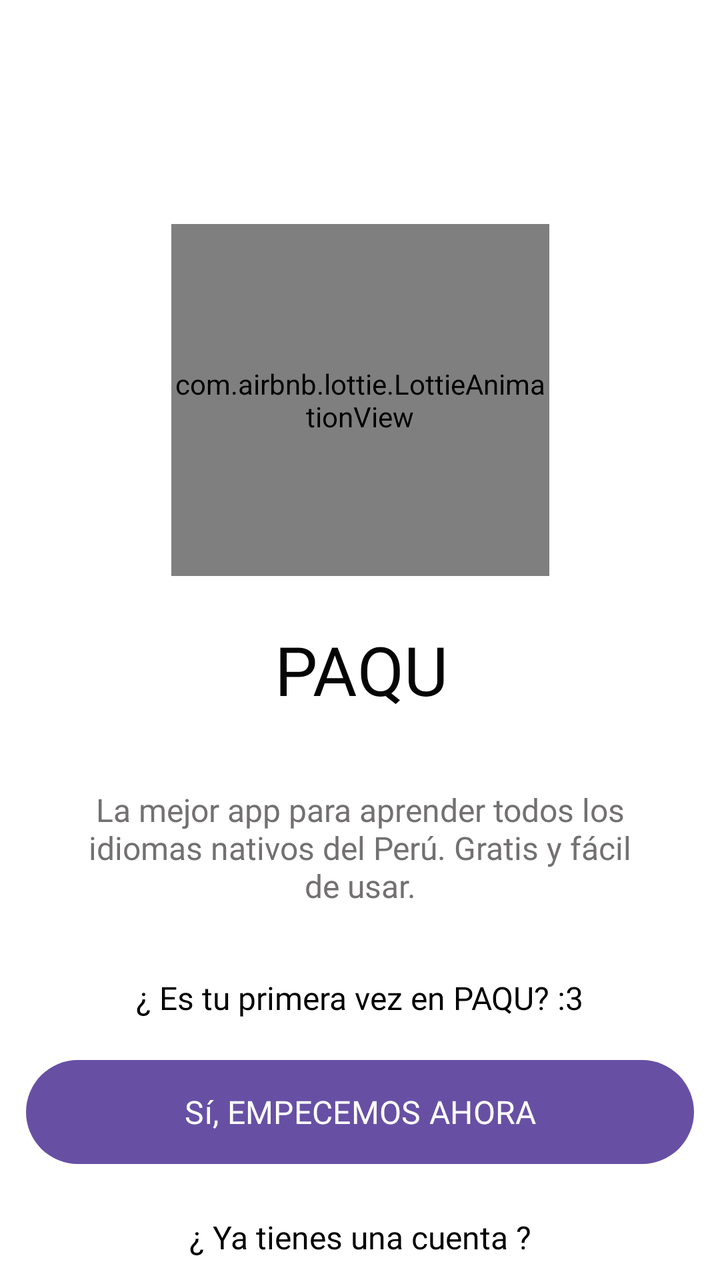
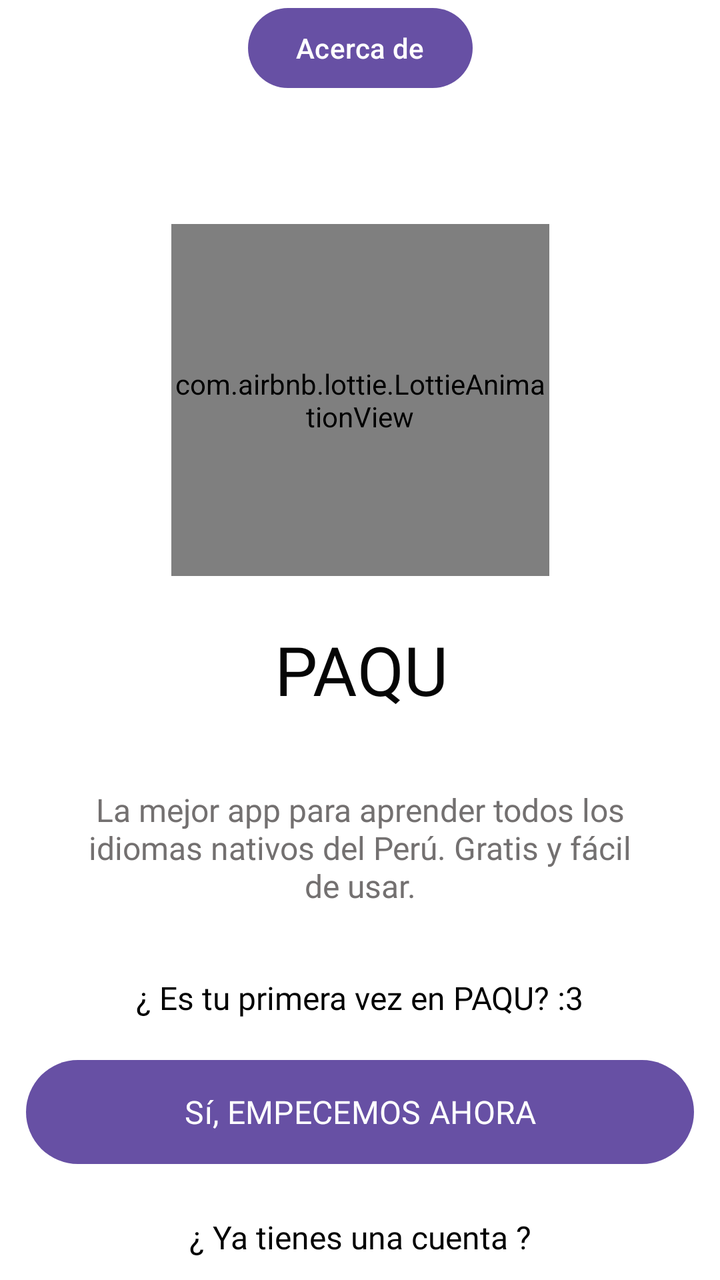

Before-and-after screenshots of an Android layout around one commit, followed by the original layout XML and the change that was made.
<!-- AndroidManifest.xml: application theme Theme.PAQU -->
<!-- res/layout/activity_login.xml -->
<?xml version="1.0" encoding="utf-8"?>
<androidx.constraintlayout.widget.ConstraintLayout xmlns:android="http://schemas.android.com/apk/res/android"
    xmlns:app="http://schemas.android.com/apk/res-auto"
    xmlns:tools="http://schemas.android.com/tools"
    android:id="@+id/main"
    android:layout_width="match_parent"
    android:layout_height="match_parent"
    android:background="#FFFFFF"
    tools:context=".LoginActivity">

    <com.airbnb.lottie.LottieAnimationView
        android:id="@+id/animationView"
        android:layout_width="189dp"
        android:layout_height="176dp"
        android:layout_marginTop="112dp"
        app:layout_constraintDimensionRatio="1:1"
        app:layout_constraintHorizontal_bias="0.501"
        app:layout_constraintLeft_toLeftOf="parent"
        app:layout_constraintRight_toRightOf="parent"
        app:layout_constraintTop_toTopOf="parent"
        app:layout_constraintWidth_percent="0.4"
        app:lottie_autoPlay="true"
        app:lottie_loop="true"
        app:lottie_rawRes="@raw/animation_llama_saludando"
        app:lottie_url="REPLACE_JSON_URL"
        tools:ignore="MissingConstraints" />

    <Button
        android:id="@+id/btnRegistro"
        android:layout_width="334dp"
        android:layout_height="60dp"
        android:layout_marginTop="8dp"
        android:fontFamily="@font/fredoka_one"
        android:text="Sí, EMPECEMOS AHORA"
        android:textColorLink="#673AB7"
        android:textSize="16sp"
        app:layout_constraintEnd_toEndOf="parent"
        app:layout_constraintHorizontal_bias="0.495"
        app:layout_constraintStart_toStartOf="parent"
        app:layout_constraintTop_toBottomOf="@+id/textView" />

    <Button
        android:id="@+id/bntIngresar"
        android:layout_width="334dp"
        android:layout_height="60dp"
        android:layout_marginTop="4dp"
        android:fontFamily="@font/fredoka_one"
        android:text="Sí, YA TENGO UNA CUENTA"
        android:textSize="16sp"
        app:layout_constraintEnd_toEndOf="parent"
        app:layout_constraintHorizontal_bias="0.495"
        app:layout_constraintStart_toStartOf="parent"
        app:layout_constraintTop_toBottomOf="@+id/textView2" />

    <TextView
        android:id="@+id/textView2"
        android:layout_width="285dp"
        android:layout_height="37dp"
        android:layout_marginTop="312dp"
        android:fontFamily="@font/fredoka_one"
        android:foregroundGravity="center_vertical|center|center_horizontal"
        android:gravity="center|center_horizontal|center_vertical"
        android:text="¿ Ya tienes una cuenta ?"
        android:textColor="#000000"
        android:textSize="16sp"
        app:layout_constraintEnd_toEndOf="parent"
        app:layout_constraintStart_toStartOf="parent"
        app:layout_constraintTop_toBottomOf="@+id/animationView" />

    <TextView
        android:id="@+id/textView3"
        android:layout_width="272dp"
        android:layout_height="85dp"
        android:layout_marginTop="24dp"
        android:fontFamily="@font/fredoka_one"
        android:foregroundGravity="center_vertical|center|center_horizontal"
        android:gravity="center|center_horizontal|center_vertical"
        android:text="La mejor app para aprender todos los idiomas nativos del Perú. Gratis y fácil de usar."
        android:textColor="#737070"
        android:textSize="16sp"
        app:layout_constraintEnd_toEndOf="parent"
        app:layout_constraintStart_toStartOf="parent"
        app:layout_constraintTop_toBottomOf="@+id/textView4" />

    <TextView
        android:id="@+id/textView"
        android:layout_width="336dp"
        android:layout_height="38dp"
        android:layout_marginTop="192dp"
        android:fontFamily="@font/fredoka_one"
        android:foregroundGravity="center_vertical|center|center_horizontal"
        android:gravity="center|center_horizontal|center_vertical"
        android:text="¿ Es tu primera vez en PAQU? :3"
        android:textColor="#000000"
        android:textSize="16sp"
        app:layout_constraintEnd_toEndOf="parent"
        app:layout_constraintHorizontal_bias="0.48"
        app:layout_constraintStart_toStartOf="parent"
        app:layout_constraintTop_toBottomOf="@+id/animationView" />

    <TextView
        android:id="@+id/textView4"
        android:layout_width="wrap_content"
        android:layout_height="wrap_content"
        android:layout_marginTop="24dp"
        android:fontFamily="@font/fredoka_one"
        android:foregroundGravity="center_vertical|center|center_horizontal"
        android:gravity="center|center_horizontal|center_vertical"
        android:text="PAQU"
        android:textColor="#050505"
        android:textSize="34sp"
        app:layout_constraintEnd_toEndOf="parent"
        app:layout_constraintHorizontal_bias="0.501"
        app:layout_constraintStart_toStartOf="parent"
        app:layout_constraintTop_toBottomOf="@+id/animationView" />

</androidx.constraintlayout.widget.ConstraintLayout>
<!-- resources referenced by this layout -->
<resources>
  <style name="Theme.PAQU" parent="Base.Theme.PAQU" />
  <style name="Base.Theme.PAQU" parent="Theme.Material3.DayNight.NoActionBar">
          
          
      </style>
</resources>

<!-- the commit's change to res/layout/activity_login.xml (unified diff, before → after) -->
@@ -41,8 +41,8 @@
 
     <Button
         android:id="@+id/bntIngresar"
-        android:layout_width="334dp"
-        android:layout_height="60dp"
+        android:layout_width="313dp"
+        android:layout_height="58dp"
         android:layout_marginTop="4dp"
         android:fontFamily="@font/fredoka_one"
         android:text="Sí, YA TENGO UNA CUENTA"
@@ -114,4 +114,14 @@
         app:layout_constraintStart_toStartOf="parent"
         app:layout_constraintTop_toBottomOf="@+id/animationView" />
 
+    <Button
+        android:id="@+id/btnAcerca"
+        android:layout_width="wrap_content"
+        android:layout_height="wrap_content"
+        android:text="Acerca de"
+        app:layout_constraintEnd_toEndOf="parent"
+        app:layout_constraintStart_toStartOf="parent"
+        tools:layout_editor_absoluteY="689dp"
+        tools:ignore="MissingConstraints" />
+
 </androidx.constraintlayout.widget.ConstraintLayout>
